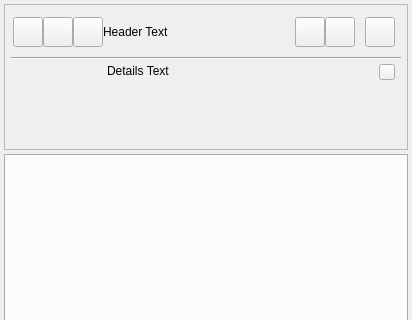
Old version of the form resources/dialog.ui in the repository shotgunsoftware/tk-multi-shotgunpanel; both pictures show x 0 to 412 and y 0 to 320 of the 412 by 648 pixel window.
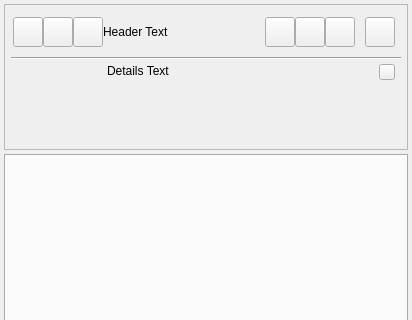
New version of the form. Icons and pictures are not drawn. Custom widgets are drawn as their Qt base class.

Commit message: SHOT-3930: Add Refresh Button (#76)

Diff of the .ui file:
```diff
--- a/resources/dialog.ui
+++ b/resources/dialog.ui
@@ -247,6 +247,28 @@
                   </property>
                  </widget>
                 </item>
+                <item>
+                 <widget class="QToolButton" name="refresh_button">
+                  <property name="minimumSize">
+                   <size>
+                    <width>30</width>
+                    <height>30</height>
+                   </size>
+                  </property>
+                  <property name="maximumSize">
+                   <size>
+                    <width>30</width>
+                    <height>30</height>
+                   </size>
+                  </property>
+                  <property name="toolTip">
+                   <string/>
+                  </property>
+                  <property name="text">
+                   <string/>
+                  </property>
+                 </widget>
+                </item>
                 <item>
                  <widget class="WorkAreaButton" name="set_context">
                   <property name="minimumSize">
```
The commit also changes 3 other files.
